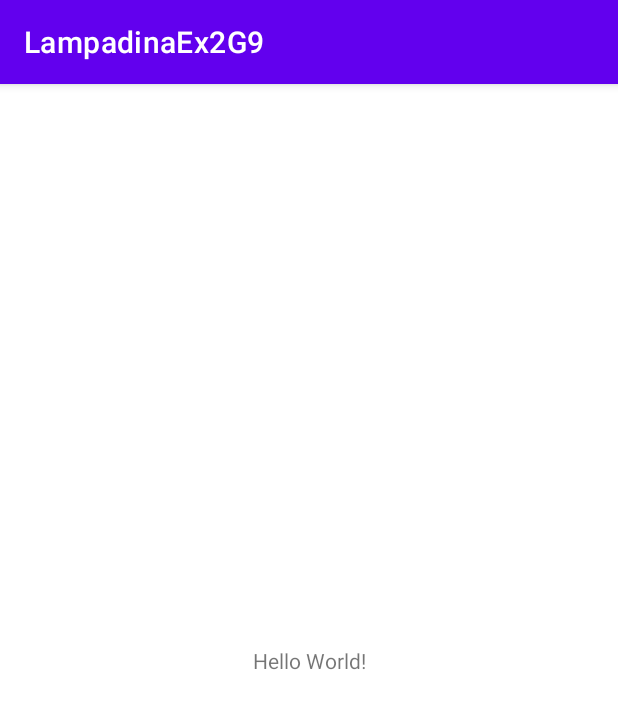
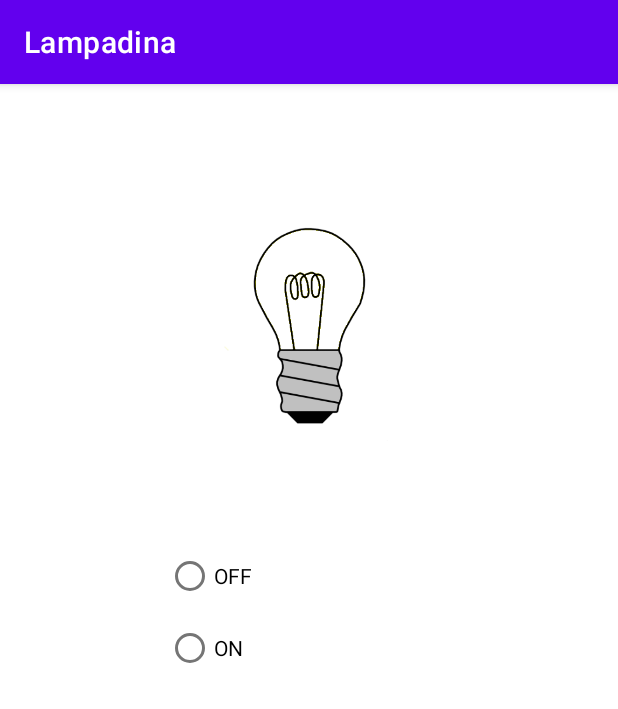
Before and after one commit to linlumio/LampadinaEx2G9, an Android app: the screen it shows after launch (MainActivity), on a phone screen of 412 x 824 dp. Shown: the top 709 px of the screen. Run offline under Robolectric (Android 15) with nearby library versions, the phone set to English and light mode, and no system bars.

Commit message:
graphics and layout

```diff
--- a/app/src/main/java/com/example/lampadinaex2g9/MainActivity.kt
+++ b/app/src/main/java/com/example/lampadinaex2g9/MainActivity.kt
@@ -7,5 +7,7 @@ class MainActivity : AppCompatActivity() {
     override fun onCreate(savedInstanceState: Bundle?) {
         super.onCreate(savedInstanceState)
         setContentView(R.layout.activity_main)
+
+
     }
 }
--- a/app/src/main/res/layout/activity_main.xml
+++ b/app/src/main/res/layout/activity_main.xml
@@ -6,13 +6,60 @@
     android:layout_height="match_parent"
     tools:context=".MainActivity">
 
-    <TextView
+    <androidx.constraintlayout.widget.Guideline
+        android:id="@+id/guideline2"
         android:layout_width="wrap_content"
         android:layout_height="wrap_content"
-        android:text="Hello World!"
-        app:layout_constraintBottom_toBottomOf="parent"
-        app:layout_constraintLeft_toLeftOf="parent"
-        app:layout_constraintRight_toRightOf="parent"
-        app:layout_constraintTop_toTopOf="parent" />
+        android:orientation="horizontal"
+        app:layout_constraintGuide_begin="64dp" />
+
+    <ImageView
+        android:id="@+id/l_off"
+        android:layout_width="185dp"
+        android:layout_height="174dp"
+        app:layout_constraintEnd_toEndOf="parent"
+        app:layout_constraintStart_toStartOf="parent"
+        app:layout_constraintTop_toTopOf="@+id/guideline2"
+        app:srcCompat="@drawable/light_off" />
+
+    <ImageView
+        android:id="@+id/l_on"
+        android:layout_width="185dp"
+        android:layout_height="174dp"
+        android:visibility="invisible"
+        app:layout_constraintEnd_toEndOf="parent"
+        app:layout_constraintStart_toStartOf="parent"
+        app:layout_constraintTop_toTopOf="@+id/guideline2"
+        app:srcCompat="@drawable/light" />
+
+    <androidx.constraintlayout.widget.Guideline
+        android:id="@+id/guideline3"
+        android:layout_width="wrap_content"
+        android:layout_height="wrap_content"
+        android:orientation="horizontal"
+        app:layout_constraintGuide_begin="304dp" />
+
+    <RadioButton
+        android:id="@+id/off"
+        android:layout_width="wrap_content"
+        android:layout_height="wrap_content"
+        android:text="OFF"
+        app:layout_constraintStart_toStartOf="@+id/guideline4"
+        app:layout_constraintTop_toTopOf="@+id/guideline3" />
+
+    <RadioButton
+        android:id="@+id/on"
+        android:layout_width="wrap_content"
+        android:layout_height="wrap_content"
+        android:text="ON"
+        app:layout_constraintStart_toStartOf="@+id/guideline4"
+        app:layout_constraintTop_toBottomOf="@+id/off" />
+
+    <androidx.constraintlayout.widget.Guideline
+        android:id="@+id/guideline4"
+        android:layout_width="wrap_content"
+        android:layout_height="wrap_content"
+        android:orientation="vertical"
+        app:layout_constraintGuide_begin="111dp" />
 
 </androidx.constraintlayout.widget.ConstraintLayout>
--- a/app/src/main/res/values/strings.xml
+++ b/app/src/main/res/values/strings.xml
@@ -1,3 +1,3 @@
 <resources>
-    <string name="app_name">LampadinaEx2G9</string>
+    <string name="app_name">Lampadina</string>
 </resources>
```
Also changed, not shown: app/src/main/res/drawable/light.png (added), app/src/main/res/drawable/light_off.png (added).
